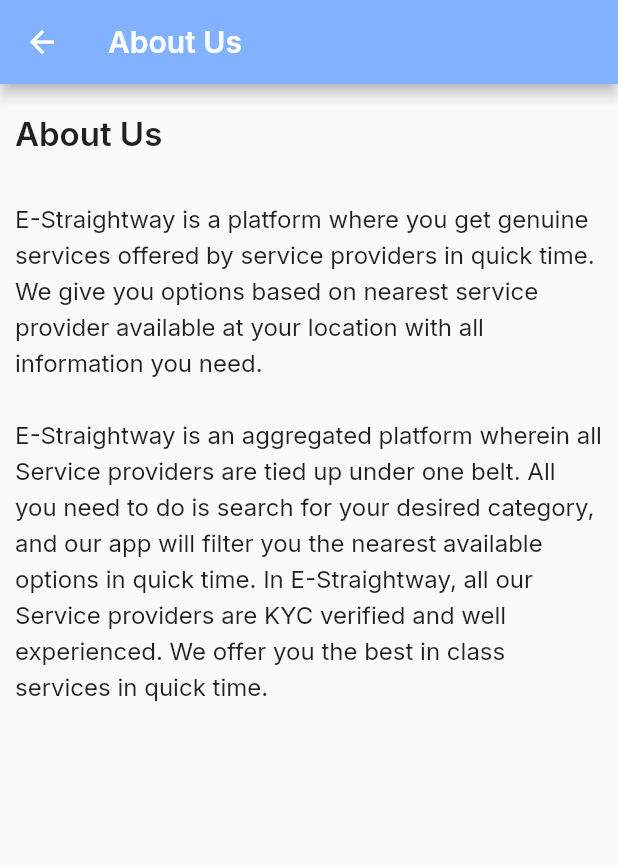
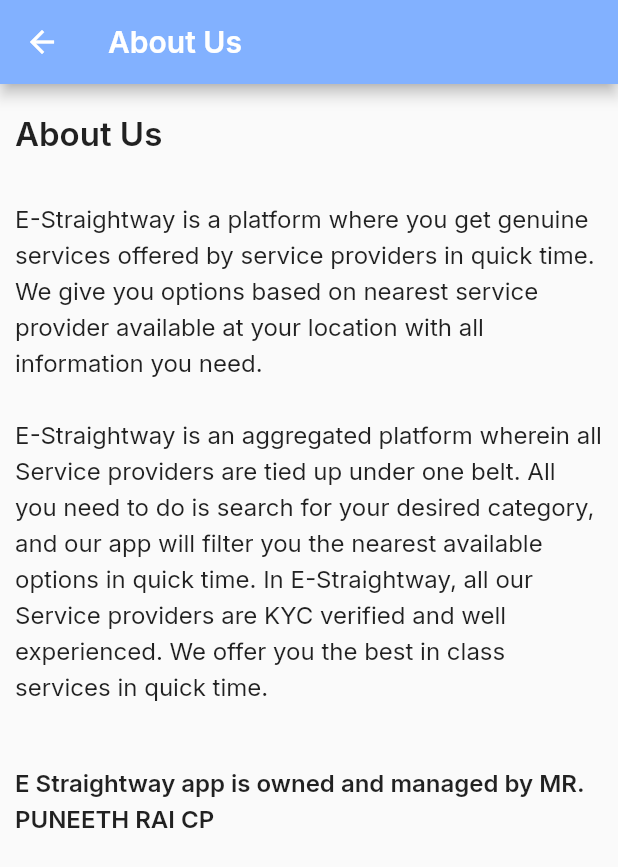
Before and after one commit to bluelinecomputersmlr/e-straight-way-user, a Flutter app: the AboutUs screen opened by its route, on a phone screen of 412 x 824 dp. Shown: the top 867 px of the screen. Run offline on Flutter 3.47's test engine with Material 2 defaults, Android fonts, the phone set to English and light mode, and no system bars; our stand-ins replace awesome_notifications, cached_network_image, carousel_slider, chewie, cloud_firestore, cloud_functions and 22 more; missing offline and left inert: flutter_cashfree_pg_sdk, geoflutterfire2, ntp, razorpay_flutter_customui; accounts and stored records are empty; project files that could hold a hidden picture were left out.

```diff
--- a/lib/view/home/about_us.dart
+++ b/lib/view/home/about_us.dart
@@ -45,6 +45,20 @@ class AboutUs extends StatelessWidget {
               ),
             ),
           ),
+          const SizedBox(
+            height: 20.0,
+          ),
+          Padding(
+            padding: const EdgeInsets.all(10.0),
+            child: Text(
+              "E Straightway app is owned and managed by MR. PUNEETH RAI CP",
+              style: GoogleFonts.inter(
+                height: 1.5,
+                fontSize: 16.0,
+                fontWeight: FontWeight.w600,
+              ),
+            ),
+          ),
         ],
       ),
     );
--- a/pubspec.yaml
+++ b/pubspec.yaml
@@ -15,7 +15,7 @@ publish_to: "none" # Remove this line if you wish to publish to pub.dev
 # In iOS, build-name is used as CFBundleShortVersionString while build-number used as CFBundleVersion.
 # Read more about iOS versioning at
 # https://developer.apple.com/library/archive/documentation/General/Reference/InfoPlistKeyReference/Articles/CoreFoundationKeys.html
-version: 1.0.1+4
+version: 1.0.1+5
 
 environment:
   sdk: ">=2.17.6 <3.0.0"
```
Also changed, not shown: 1 other file.
